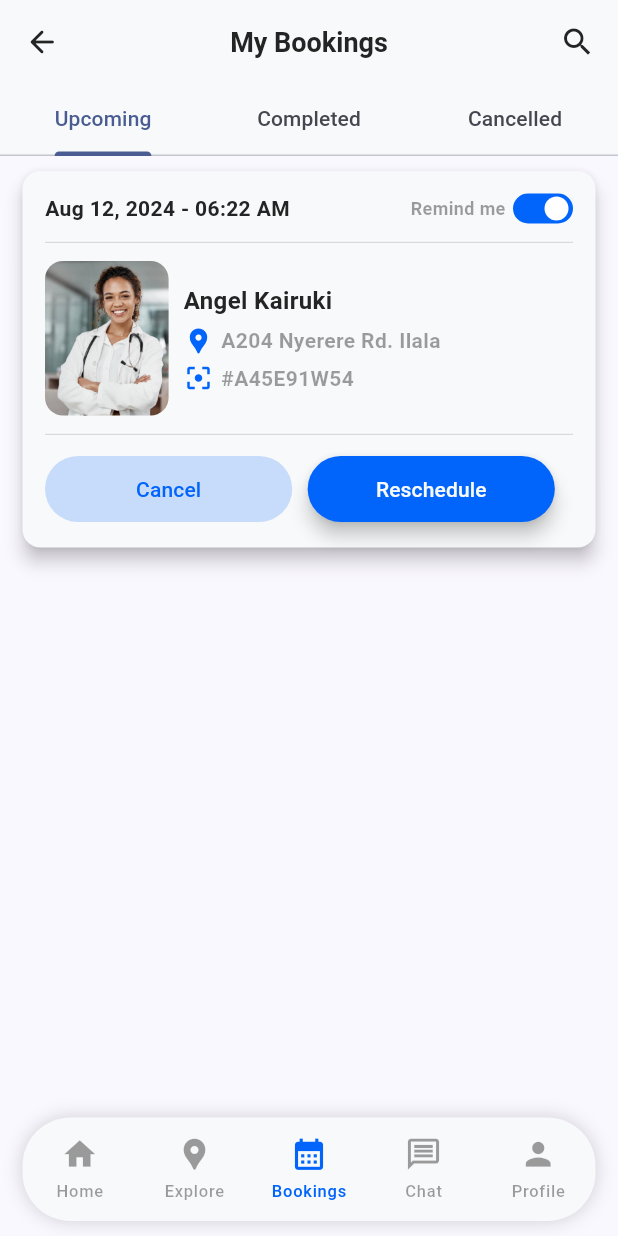
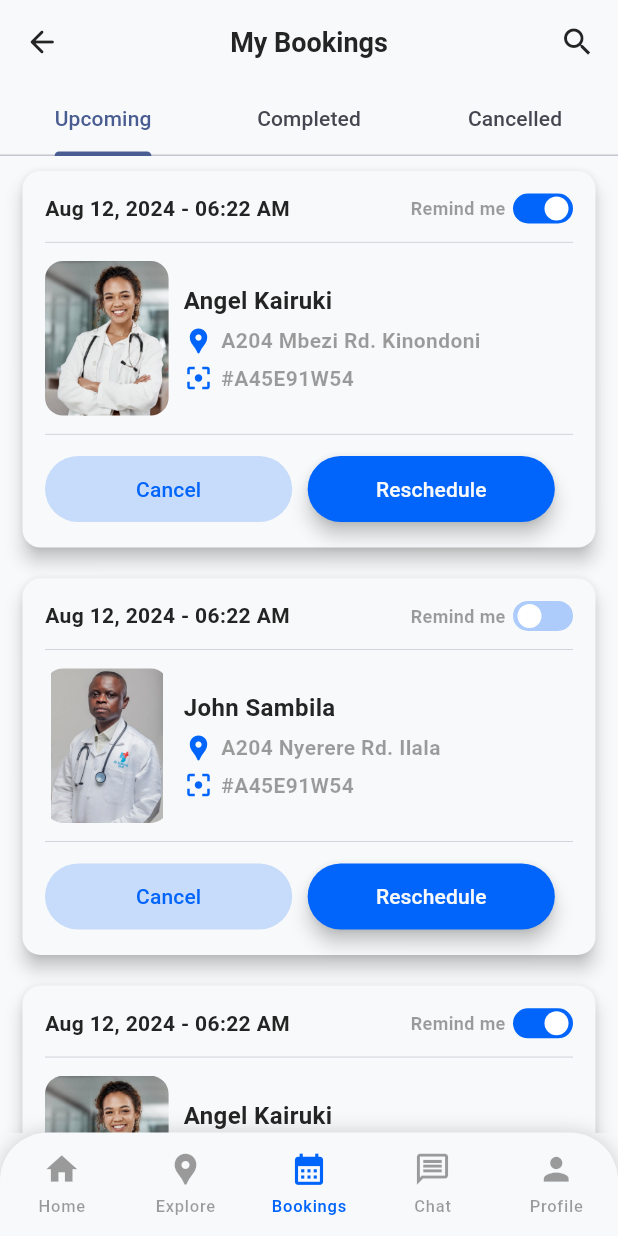
Before and after one commit to CodeWithCrescent/Flutter-DocFinder-App, a Flutter app: the AppLayoutScreen screen opened by its route, item 3 of the bottom bar chosen, on a phone screen of 412 x 824 dp. Run offline on Flutter 3.47's test engine with Material 3 defaults, Android fonts, the phone set to English and light mode, and no system bars; drawn by our look-alikes of flutter_switch; our stand-ins replace awesome_bottom_bar, flutter_onboarding_slider, google_maps_flutter, hexcolor, pinput.

Commit message:
App Updates

```diff
--- a/lib/screens/home/booking_tabs_view.dart
+++ b/lib/screens/home/booking_tabs_view.dart
@@ -27,7 +27,33 @@ class _BookingsTabsViewState extends State<BookingsTabsView>
                   time: '06:22 AM',
                   bookingId: 'A45E91W54',
                   doctorName: 'Angel Kairuki',
+                  doctorLocation: 'A204 Mbezi Rd. Kinondoni',
+                  doctorProfile: 'assets/images/profile/2.jpg',
+                  isUpcoming: true,
+                  isOnRemindMe: true,
+                  isCancelled: false,
+                  leftButtonText: 'Cancel',
+                  rightButtonText: 'Reschedule',
+                ),
+                BookingCard(
+                  date: 'Aug 12, 2024',
+                  time: '06:22 AM',
+                  bookingId: 'A45E91W54',
+                  doctorName: 'John Sambila',
                   doctorLocation: 'A204 Nyerere Rd. Ilala',
+                  doctorProfile: 'assets/images/profile/1.jpg',
+                  isUpcoming: true,
+                  isOnRemindMe: false,
+                  isCancelled: false,
+                  leftButtonText: 'Cancel',
+                  rightButtonText: 'Reschedule',
+                ),
+                BookingCard(
+                  date: 'Aug 12, 2024',
+                  time: '06:22 AM',
+                  bookingId: 'A45E91W54',
+                  doctorName: 'Angel Kairuki',
+                  doctorLocation: 'A204 Mbezi Rd. Kinondoni',
                   doctorProfile: 'assets/images/profile/2.jpg',
                   isUpcoming: true,
                   isOnRemindMe: true,
--- a/lib/screens/home/home_screen.dart
+++ b/lib/screens/home/home_screen.dart
@@ -14,8 +14,8 @@ class HomeScreen extends StatelessWidget {
     return SingleChildScrollView(
       padding: EdgeInsets.only(
         // top: MediaQuery.of(context).size.height / 50,
-        left: MediaQuery.of(context).size.height / 50,
-        right: MediaQuery.of(context).size.height / 50,
+          left: MediaQuery.of(context).size.width / 25,
+          right: MediaQuery.of(context).size.width / 25,
       ),
       child: Column(
         crossAxisAlignment: CrossAxisAlignment.start,
--- a/lib/screens/layout_screen.dart
+++ b/lib/screens/layout_screen.dart
@@ -65,9 +65,9 @@ class _AppLayoutScreenState extends State<AppLayoutScreen>
 
   @override
   Widget build(BuildContext context) {
-    return SafeArea(
-      child: Scaffold(
-        appBar: _selectedIndex == 1
+    return Scaffold(
+      backgroundColor: GlobalColor.white,
+      appBar: _selectedIndex == 1 || _selectedIndex == 4
           ? null
           : _selectedIndex == 2
               ? AppBar(
@@ -121,15 +121,16 @@ class _AppLayoutScreenState extends State<AppLayoutScreen>
         index: _selectedIndex,
         children: [
           const HomeScreen(),
-            const ExploreScreen(),
+           ExploreScreen(searchController: _searchController),
           BookingsTabsView(tabController: _tabController),
           const ChatsScreen(),
           const ProfileScreen(),
         ],
       ),
       bottomNavigationBar: Container(
-          padding: const EdgeInsets.only(bottom: 10, right: 15, left: 15),
         color: Colors.transparent,
+        child: SizedBox(
+          width: double.infinity,
           child: BottomBarFloating(
             items: _items,
             backgroundColor: GlobalColor.white,
@@ -140,7 +141,7 @@ class _AppLayoutScreenState extends State<AppLayoutScreen>
             paddingVertical: 15,
             iconSize: 25,
             animated: true,
-            borderRadius: BorderRadius.circular(32),
+            borderRadius: const BorderRadius.vertical(top: Radius.circular(32)),
             boxShadow: [
               BoxShadow(
                 color: GlobalColor.black.withOpacity(0.2),
```
Also changed, not shown: lib/screens/home/explore_screen.dart (+47 -4 lines), lib/screens/home/profile_screen.dart (+110 -3 lines). Lines whose indentation alone changed are shown as unchanged.
